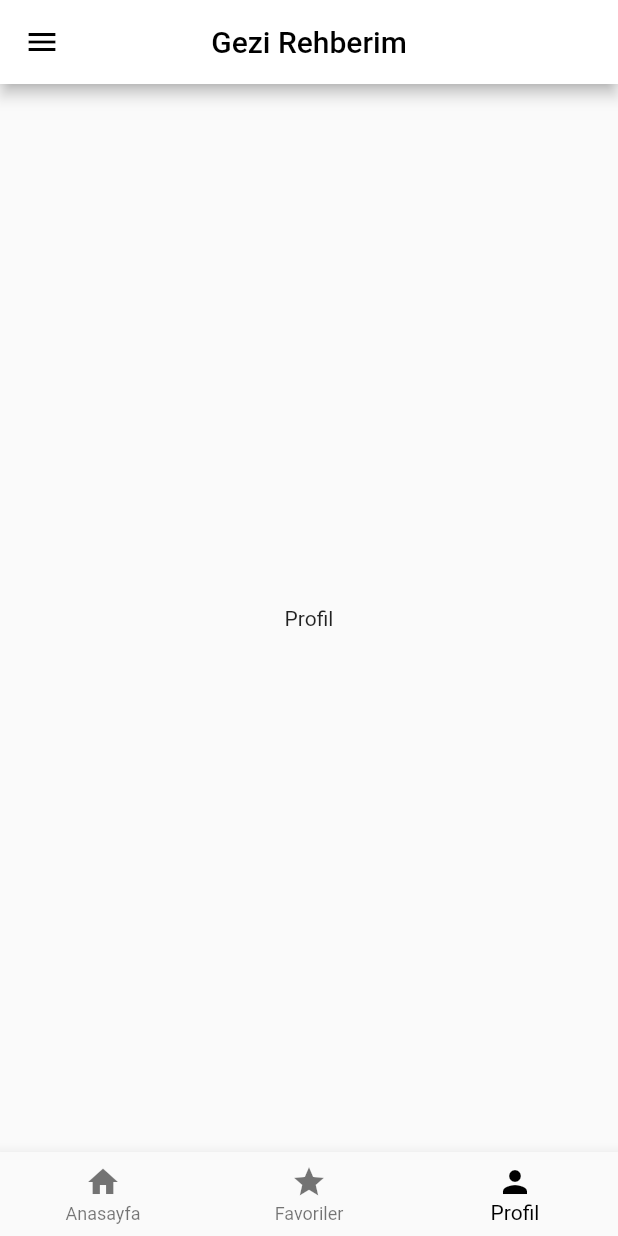
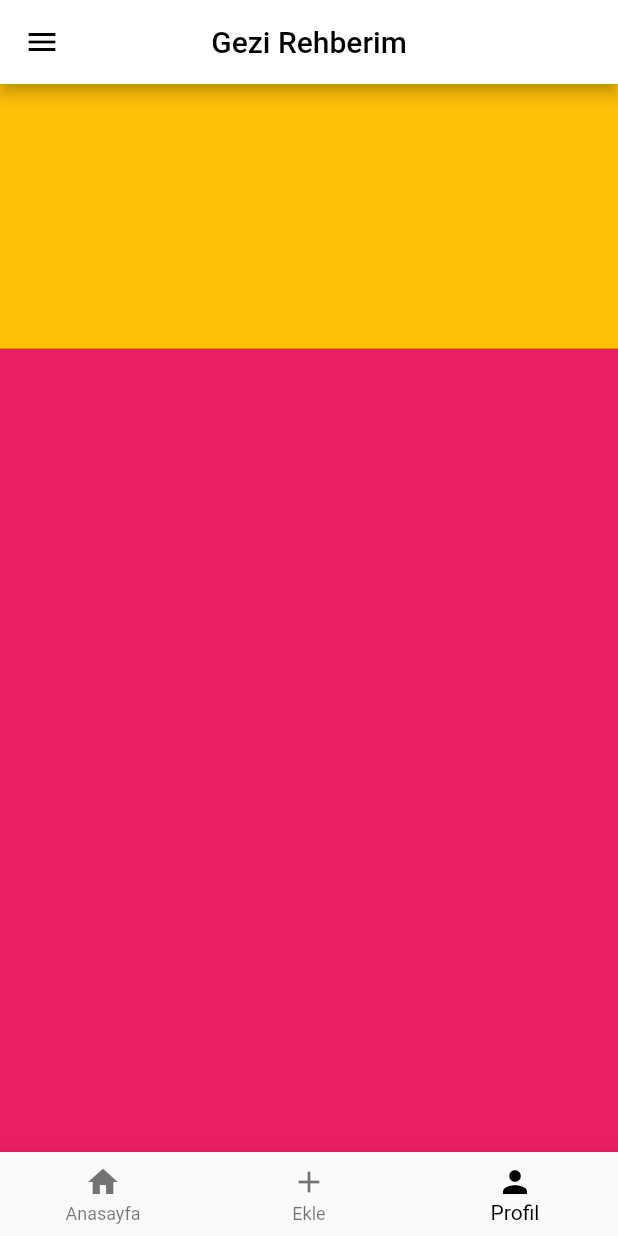
Before and after one commit to KadriyeMacit/KKU-IEEE-Flutter-101, a Flutter app: the MenuPage screen opened directly, item 3 of the bottom bar chosen, on a phone screen of 412 x 824 dp. Run offline on Flutter 3.47's test engine with Material 2 defaults, Android fonts, the phone set to English and light mode, and no system bars; our stand-ins replace carousel_slider; missing offline and left inert: thememode_selector.

```diff
--- a/my_traveller_app/lib/views/menu_page.dart
+++ b/my_traveller_app/lib/views/menu_page.dart
@@ -79,8 +79,7 @@ class _MenuPageState extends State<MenuPage> {
         bottomNavigationBar: BottomNavigationBar(
           items: <BottomNavigationBarItem>[
             BottomNavigationBarItem(icon: Icon(Icons.home), label: 'Anasayfa'),
-            BottomNavigationBarItem(icon: Icon(Icons.star), label: 'Favoriler'),
-            //BottomNavigationBarItem(icon: Icon(Icons.add), label: 'Ekle'),
+            BottomNavigationBarItem(icon: Icon(Icons.add), label: 'Ekle'),
             BottomNavigationBarItem(icon: Icon(Icons.person), label: 'Profil'),
           ],
           currentIndex: _selectedIndex,
@@ -90,7 +89,7 @@ class _MenuPageState extends State<MenuPage> {
         body: _selectedIndex == 0
             ? HomePage()
             : _selectedIndex == 1
-                ? FavoritePage()
+                ? AddPage()
                 : ProfilePage());
   }
 }
--- a/my_traveller_app/lib/views/profile_page.dart
+++ b/my_traveller_app/lib/views/profile_page.dart
@@ -10,12 +10,23 @@ class ProfilePage extends StatefulWidget {
 class _ProfilePageState extends State<ProfilePage> {
   @override
   Widget build(BuildContext context) {
+    var size = MediaQuery.of(context).size;
+
     return Scaffold(
-      body: Center(
-        child: Container(
-          child: Text('Profil'),
+        body: Stack(
+      children: [
+        Container(
+          height: size.height,
+          color: Colors.amber,
         ),
-      ),
-    );
+        Align(
+          alignment: Alignment.bottomCenter,
+          child: Container(
+            height: size.height * .65,
+            color: Colors.pink,
+          ),
+        )
+      ],
+    ));
   }
 }
--- a/my_traveller_app/pubspec.yaml
+++ b/my_traveller_app/pubspec.yaml
@@ -25,7 +25,7 @@ dependencies:
     sdk: flutter
 
   thememode_selector: ^0.1.0
-  carousel_slider: ^1.3.0
+  carousel_slider: ^3.0.0
 
   # The following adds the Cupertino Icons font to your application.
   # Use with the CupertinoIcons class for iOS style icons.
```
Also changed, not shown: my_traveller_app/lib/views/favorite_page.dart (+5 -5 lines), my_traveller_app/lib/views/home_page.dart (+14 -15 lines).
